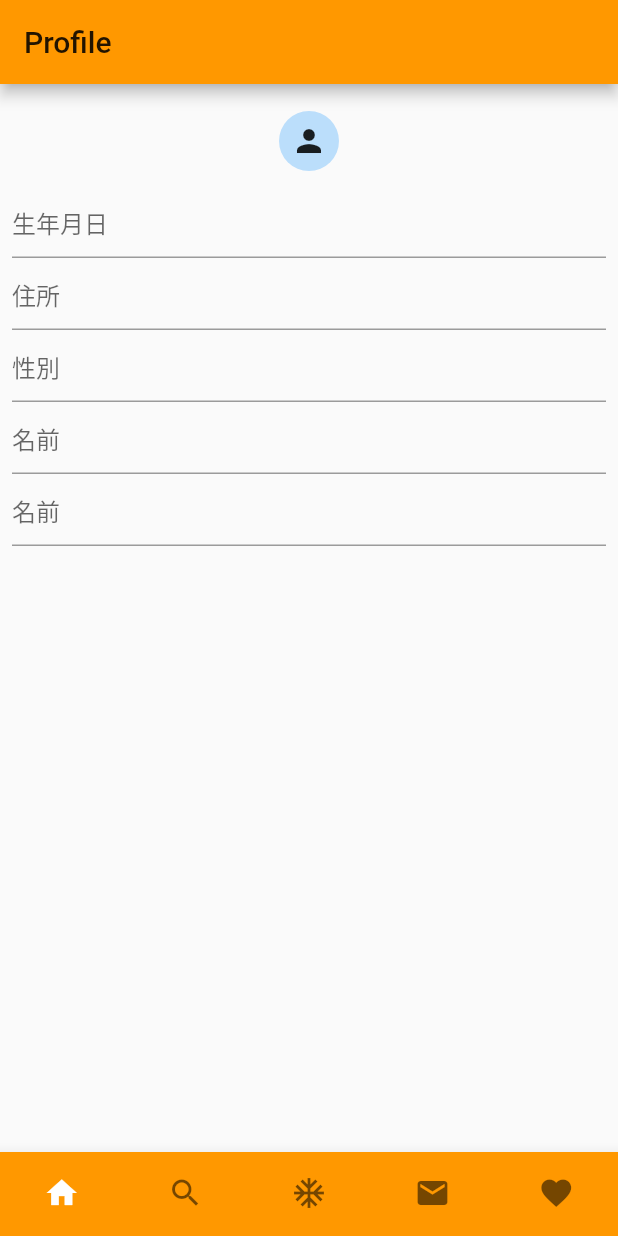
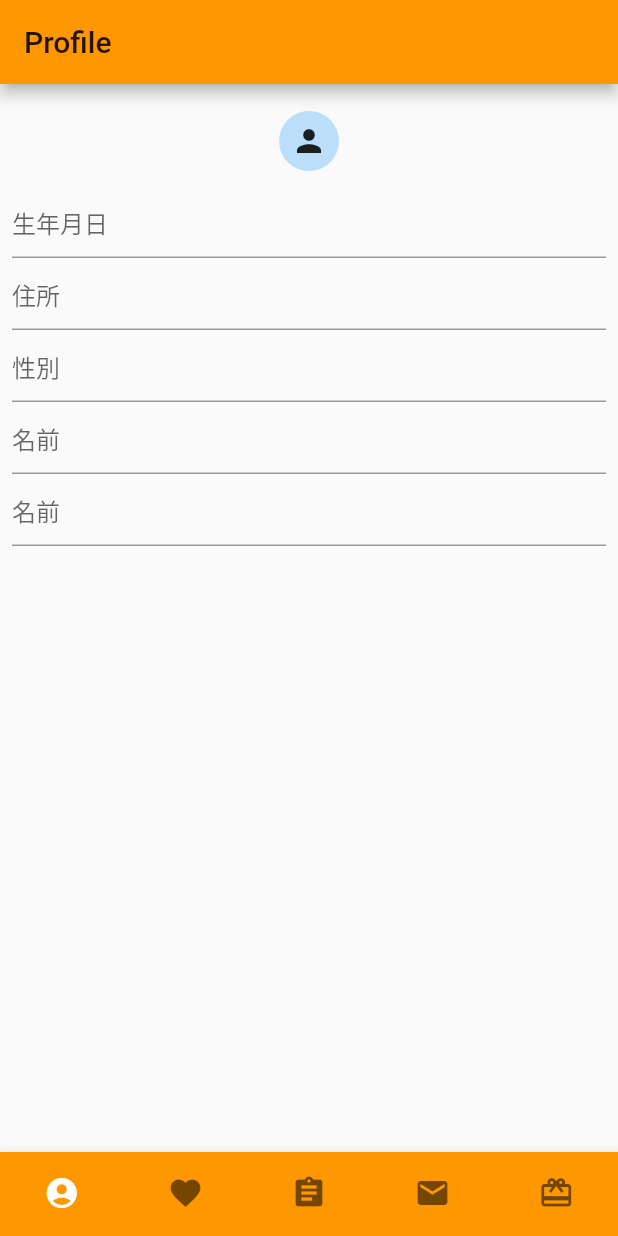
Before and after one commit to yokokida/demo, a Flutter app: the screen it shows after launch, on a phone screen of 412 x 824 dp. Run offline on Flutter 3.47's test engine with Material 2 defaults, Android fonts, the phone set to English and light mode, and no system bars; our stand-ins replace flutter_slidable.

```diff
--- a/lib/root.dart
+++ b/lib/home.dart
@@ -1,11 +1,11 @@
 import 'package:flutter/cupertino.dart';
 import 'package:flutter/material.dart';
 
-import 'pages/page_top.dart';
-import 'pages/page_news.dart';
-import 'pages/page_talk.dart';
-import 'pages/page_timeline.dart';
-import 'pages/page_wallet.dart';
+import 'pages/page_profile.dart';
+import 'pages/page_favorite.dart';
+import 'pages/page_chat.dart';
+import 'pages/page_requirement.dart';
+import 'pages/page_shop.dart';
 
 
 class HomeScreen extends StatefulWidget {
@@ -14,18 +14,17 @@ class HomeScreen extends StatefulWidget {
 }
 
 class _HomeScreenState extends State<HomeScreen> {
-  // オンタップのロジック
   List<Widget> _pages;
   int _currentIndex = 0;
 
   @override
   void initState() {
     _pages = [
-      Top(),
-      News(),
+      Profile(),
+      Favorite(),
+      Requirement(),
       Talk(),
-      TimeLine(),
-      Wallet(),
+      Shop(),
     ];
     super.initState();
   }
@@ -46,15 +45,15 @@ class _HomeScreenState extends State<HomeScreen> {
         // 各ページのボタン
         items: [
           BottomNavigationBarItem(
-            icon: Icon(Icons.home),
+            icon: Icon(Icons.account_circle),
             title: Text('TOP'),
           ),
           BottomNavigationBarItem(
-            icon: Icon(Icons.search),
+            icon: Icon(Icons.favorite),
             title: Text('TOP'),
           ),
           BottomNavigationBarItem(
-            icon: Icon(Icons.ac_unit),
+            icon: Icon(Icons.assignment),
             title: Text('TOP'),
           ),
           BottomNavigationBarItem(
@@ -62,7 +61,7 @@ class _HomeScreenState extends State<HomeScreen> {
             title: Text('TOP'),
           ),
           BottomNavigationBarItem(
-            icon: Icon(Icons.favorite),
+            icon: Icon(Icons.card_giftcard),
             title: Text('TOP'),
           ),
         ],
--- a/lib/main.dart
+++ b/lib/main.dart
@@ -1,5 +1,5 @@
 import 'package:flutter/material.dart';
-import 'root.dart';
+import 'home.dart';
 
 void main() {
   runApp(App());
--- a/lib/pages/page_wallet.dart
+++ b/lib/pages/page_favorite.dart
@@ -1,6 +1,6 @@
 import 'package:flutter/material.dart';
 
-class Wallet extends StatelessWidget { // <- (※1)
+class Favorite extends StatelessWidget { // <- (※1)
   @override
   Widget build(BuildContext context) {
     return Scaffold(
--- a/lib/pages/page_top.dart
+++ b/lib/pages/page_profile.dart
@@ -1,6 +1,6 @@
 import 'package:flutter/material.dart';
 
-class Top extends StatelessWidget {
+class Profile extends StatelessWidget {
   @override
   Widget build(BuildContext context) {
     return Scaffold(
--- a/lib/pages/page_timeline.dart
+++ b/lib/pages/page_shop.dart
@@ -1,6 +1,6 @@
 import 'package:flutter/material.dart';
 
-class TimeLine extends StatelessWidget { // <- (※1)
+class Shop extends StatelessWidget { // <- (※1)
   @override
   Widget build(BuildContext context) {
     return Scaffold(
--- a/lib/parts/tile.dart
+++ b/lib/parts/tile.dart
@@ -1,22 +1,18 @@
-import 'package:demo/pages/screen_chat.dart';
+import 'package:demo/screen/screen_chat.dart';
 import 'package:flutter/material.dart';
 import 'package:flutter_slidable/flutter_slidable.dart';
 
 
 class Tile extends StatelessWidget {
-  // == 追加 ========
   IconData icon;
   String username;
   String message;
-  // ===============
 
-  // == 追加 ========
   Tile({IconData icon, String username, String message}) {
     this.icon = icon;
     this.username = username;
     this.message = message;
   }
-  // ===============
 
   @override
   Widget build(BuildContext context) {
```
Also changed, not shown: lib/footer.dart (deleted, +0 -90 lines), lib/pages/page_news.dart (deleted, +0 -14 lines), lib/pages/page_requirement.dart (added, +54 -0 lines), lib/pages/page_chat.dart (renamed from lib/pages/page_talk.dart), lib/screen/screen_chat.dart (renamed from lib/pages/screen_chat.dart).
